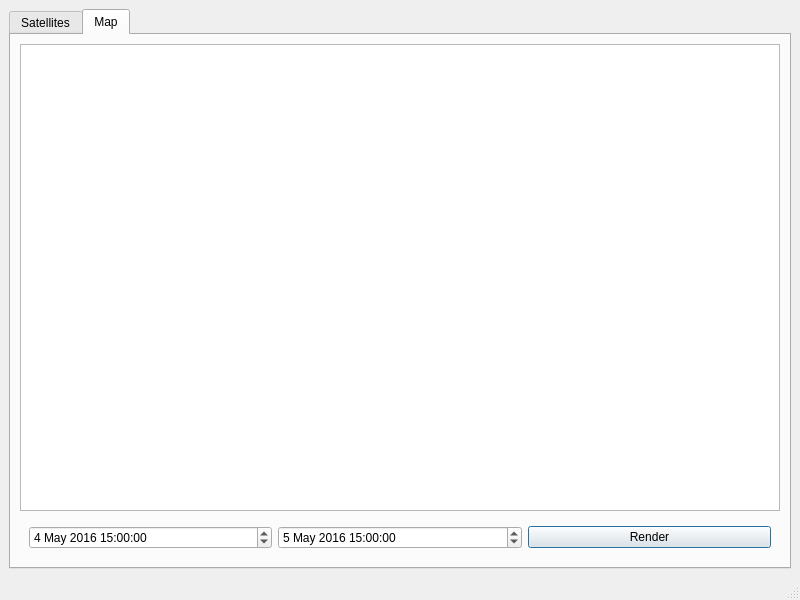
First picture: the form in APP/main.ui, repository korolevdev/SoftwareDesign, before the edit.
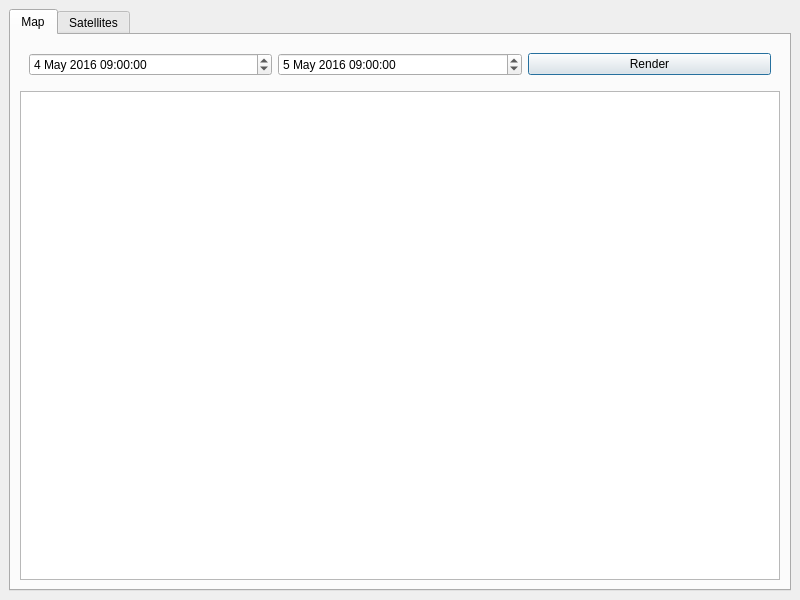
Second picture: the form after the edit.

Patch:
```diff
--- a/APP/main.ui
+++ b/APP/main.ui
@@ -29,6 +29,93 @@
       <property name="currentIndex">
        <number>1</number>
       </property>
+      <widget class="QWidget" name="tab_map">
+       <attribute name="title">
+        <string>Map</string>
+       </attribute>
+       <layout class="QVBoxLayout" name="verticalLayout">
+        <item>
+         <widget class="QWidget" name="widget_3" native="true">
+          <layout class="QHBoxLayout" name="horizontalLayout_3">
+           <item>
+            <widget class="QDateTimeEdit" name="dtFrom">
+             <property name="dateTime">
+              <datetime>
+               <hour>9</hour>
+               <minute>0</minute>
+               <second>0</second>
+               <year>2016</year>
+               <month>5</month>
+               <day>4</day>
+              </datetime>
+             </property>
+             <property name="date">
+              <date>
+               <year>2016</year>
+               <month>5</month>
+               <day>4</day>
+              </date>
+             </property>
+             <property name="timeSpec">
+              <enum>Qt::UTC</enum>
+             </property>
+            </widget>
+           </item>
+           <item>
+            <widget class="QDateTimeEdit" name="dtTo">
+             <property name="dateTime">
+              <datetime>
+               <hour>9</hour>
+               <minute>0</minute>
+               <second>0</second>
+               <year>2016</year>
+               <month>5</month>
+               <day>5</day>
+              </datetime>
+             </property>
+             <property name="date">
+              <date>
+               <year>2016</year>
+               <month>5</month>
+               <day>5</day>
+              </date>
+             </property>
+             <property name="timeSpec">
+              <enum>Qt::UTC</enum>
+             </property>
+            </widget>
+           </item>
+           <item>
+            <widget class="QPushButton" name="renderButton">
+             <property name="text">
+              <string>Render</string>
+             </property>
+             <property name="autoDefault">
+              <bool>true</bool>
+             </property>
+             <property name="default">
+              <bool>true</bool>
+             </property>
+             <property name="flat">
+              <bool>false</bool>
+             </property>
+            </widget>
+           </item>
+          </layout>
+         </widget>
+        </item>
+        <item>
+         <widget class="QGraphicsView" name="mapCanvas">
+          <property name="verticalScrollBarPolicy">
+           <enum>Qt::ScrollBarAlwaysOff</enum>
+          </property>
+          <property name="horizontalScrollBarPolicy">
+           <enum>Qt::ScrollBarAlwaysOff</enum>
+          </property>
+         </widget>
+        </item>
+       </layout>
+      </widget>
       <widget class="QWidget" name="tab_sats">
        <attribute name="title">
         <string>Satellites</string>
@@ -299,98 +386,10 @@
         </item>
        </layout>
       </widget>
-      <widget class="QWidget" name="tab_map">
-       <attribute name="title">
-        <string>Map</string>
-       </attribute>
-       <layout class="QVBoxLayout" name="verticalLayout">
-        <item>
-         <widget class="QGraphicsView" name="mapCanvas">
-          <property name="verticalScrollBarPolicy">
-           <enum>Qt::ScrollBarAlwaysOff</enum>
-          </property>
-          <property name="horizontalScrollBarPolicy">
-           <enum>Qt::ScrollBarAlwaysOff</enum>
-          </property>
-         </widget>
-        </item>
-        <item>
-         <widget class="QWidget" name="widget_3" native="true">
-          <layout class="QHBoxLayout" name="horizontalLayout_3">
-           <item>
-            <widget class="QDateTimeEdit" name="dtFrom">
-             <property name="dateTime">
-              <datetime>
-               <hour>15</hour>
-               <minute>0</minute>
-               <second>0</second>
-               <year>2016</year>
-               <month>5</month>
-               <day>4</day>
-              </datetime>
-             </property>
-             <property name="date">
-              <date>
-               <year>2016</year>
-               <month>5</month>
-               <day>4</day>
-              </date>
-             </property>
-             <property name="timeSpec">
-              <enum>Qt::UTC</enum>
-             </property>
-            </widget>
-           </item>
-           <item>
-            <widget class="QDateTimeEdit" name="dtTo">
-             <property name="dateTime">
-              <datetime>
-               <hour>15</hour>
-               <minute>0</minute>
-               <second>0</second>
-               <year>2016</year>
-               <month>5</month>
-               <day>5</day>
-              </datetime>
-             </property>
-             <property name="date">
-              <date>
-               <year>2016</year>
-               <month>5</month>
-               <day>5</day>
-              </date>
-             </property>
-             <property name="timeSpec">
-              <enum>Qt::UTC</enum>
-             </property>
-            </widget>
-           </item>
-           <item>
-            <widget class="QPushButton" name="renderButton">
-             <property name="text">
-              <string>Render</string>
-             </property>
-             <property name="autoDefault">
-              <bool>true</bool>
-             </property>
-             <property name="default">
-              <bool>true</bool>
-             </property>
-             <property name="flat">
-              <bool>false</bool>
-             </property>
-            </widget>
-           </item>
-          </layout>
-         </widget>
-        </item>
-       </layout>
-      </widget>
      </widget>
     </item>
    </layout>
   </widget>
-  <widget class="QStatusBar" name="statusbar"/>
  </widget>
  <resources/>
  <connections/>
```
Left out of the diff: 4 changed lines with no effect on the pictures.
